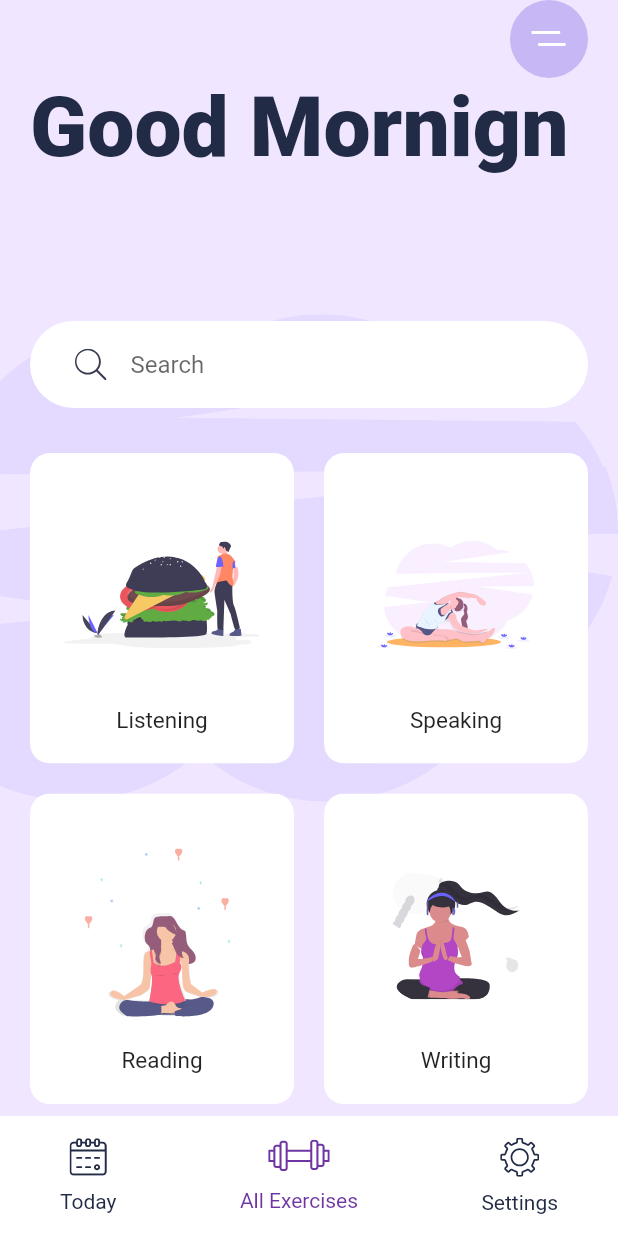
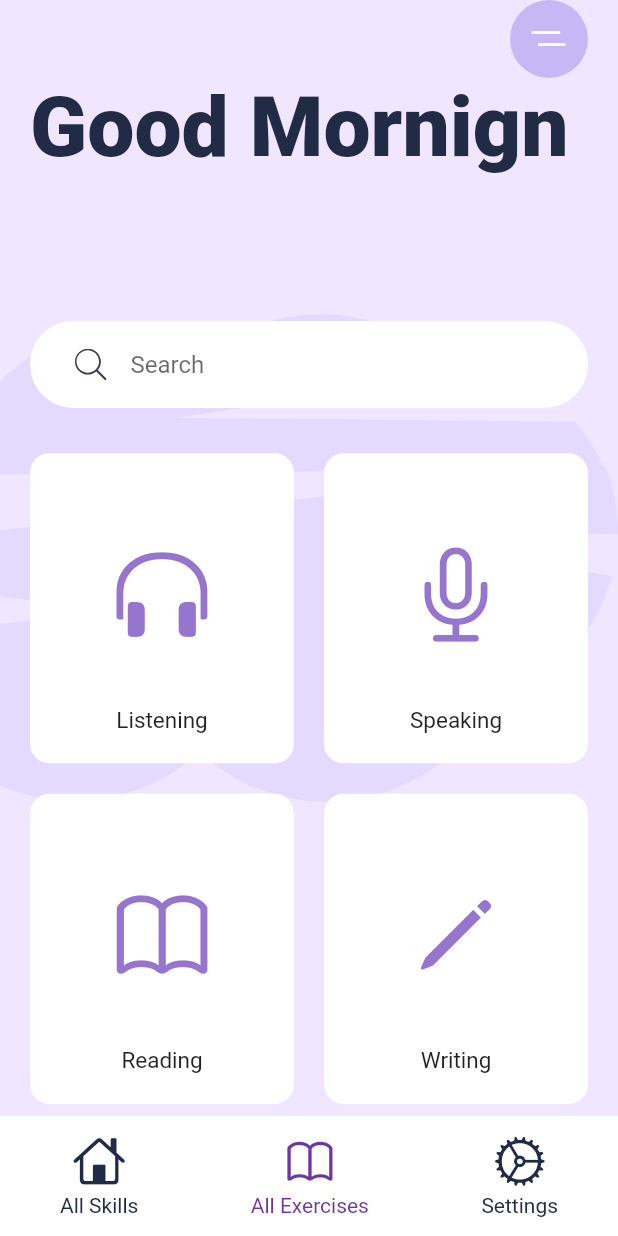
Before and after one commit to alinh99/engforit_flutter_project, a Flutter app: the HomeScreen screen opened by its route, on a phone screen of 412 x 824 dp. Run offline on Flutter 3.47's test engine with Material 2 defaults, Android fonts, the phone set to English and light mode, and no system bars; our stand-ins replace firebase_auth, firebase_core, flutter_svg, modal_progress_hud; accounts and stored records are empty.

Commit message:
updated icon in home screen

```diff
--- a/lib/Screens/Home/components/body.dart
+++ b/lib/Screens/Home/components/body.dart
@@ -1,3 +1,4 @@
+import 'package:flutter/cupertino.dart';
 import 'package:flutter/material.dart';
 import 'package:flutter_eft_final/components/category_card.dart';
 import 'package:flutter_eft_final/components/search_bar.dart';
@@ -73,24 +74,24 @@ class _BodyState extends State<Body> {
                   children: <Widget>[
                     CategoryCard(
                       title: "Listening",
-                      svgSrc: "assets/icons/Hamburger.svg",
+                      icon: CupertinoIcons.headphones,
                       press: () {},
                     ),
                     CategoryCard(
                       title: "Speaking",
-                      svgSrc: "assets/icons/Excrecises.svg",
+                      icon: CupertinoIcons.mic,
                       press: () {},
                     ),
                     CategoryCard(
                       title: "Reading",
-                      svgSrc: "assets/icons/Meditation.svg",
+                      icon: CupertinoIcons.book,
                       press: () {
                         Navigator.pushNamed(context, DetailsScreen.id);
                       },
                     ),
                     CategoryCard(
                       title: "Writing",
-                      svgSrc: "assets/icons/yoga.svg",
+                      icon: CupertinoIcons.pencil,
                       press: () {},
                     ),
                   ],
--- a/lib/components/bottom_nav_bar.dart
+++ b/lib/components/bottom_nav_bar.dart
@@ -1,5 +1,6 @@
+import 'package:flutter/cupertino.dart';
 import 'package:flutter/material.dart';
-import 'package:flutter_svg/flutter_svg.dart';
+
 import 'package:flutter_eft_final/constants.dart';
 
 class BottomNavBar extends StatelessWidget {
@@ -13,17 +14,17 @@ class BottomNavBar extends StatelessWidget {
         mainAxisAlignment: MainAxisAlignment.spaceBetween,
         children: <Widget>[
           BottomNavItem(
-            title: "Today",
-            svgScr: "assets/icons/calendar.svg",
+            title: "All Skills",
+            icon: CupertinoIcons.home,
           ),
           BottomNavItem(
             title: "All Exercises",
-            svgScr: "assets/icons/gym.svg",
+            icon: CupertinoIcons.book,
             isActive: true,
           ),
           BottomNavItem(
             title: "Settings",
-            svgScr: "assets/icons/Settings.svg",
+            icon: CupertinoIcons.settings,
           ),
         ],
       ),
@@ -32,13 +33,13 @@ class BottomNavBar extends StatelessWidget {
 }
 
 class BottomNavItem extends StatelessWidget {
-  final String svgScr;
+  final IconData icon;
   final String title;
   final Function press;
   final bool isActive;
   const BottomNavItem({
     Key key,
-    this.svgScr,
+    this.icon,
     this.title,
     this.press,
     this.isActive = false,
@@ -51,8 +52,9 @@ class BottomNavItem extends StatelessWidget {
       child: Column(
         mainAxisAlignment: MainAxisAlignment.spaceAround,
         children: <Widget>[
-          SvgPicture.asset(
-            svgScr,
+          Icon(
+            icon,
+            size: 35.0,
             color: isActive ? kPrimaryColor : kTextColor,
           ),
           Text(
--- a/lib/components/category_card.dart
+++ b/lib/components/category_card.dart
@@ -3,12 +3,12 @@ import 'package:flutter_svg/flutter_svg.dart';
 import 'package:flutter_eft_final/constants.dart';
 
 class CategoryCard extends StatelessWidget {
-  final String svgSrc;
+  final IconData icon;
   final String title;
   final Function press;
   CategoryCard({
     Key key,
-    this.svgSrc,
+    this.icon,
     this.title,
     this.press,
   });
@@ -40,7 +40,7 @@ class CategoryCard extends StatelessWidget {
               child: Column(
                 children: <Widget>[
                   Spacer(),
-                  SvgPicture.asset(svgSrc),
+                  Icon(icon, size: 70.0, color: Colors.deepPurple[300]),
                   Spacer(),
                   Text(
                     title,
```
